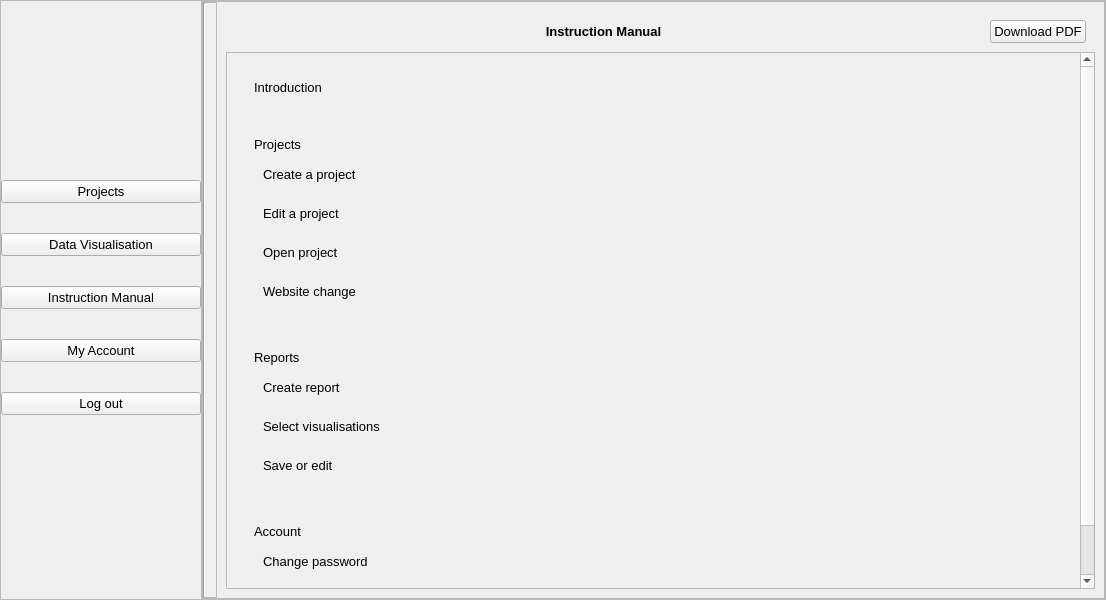
Qt form GUI/ui_files/allProjects.ui (Ericaan/studio5_webscraping_app) before a commit.
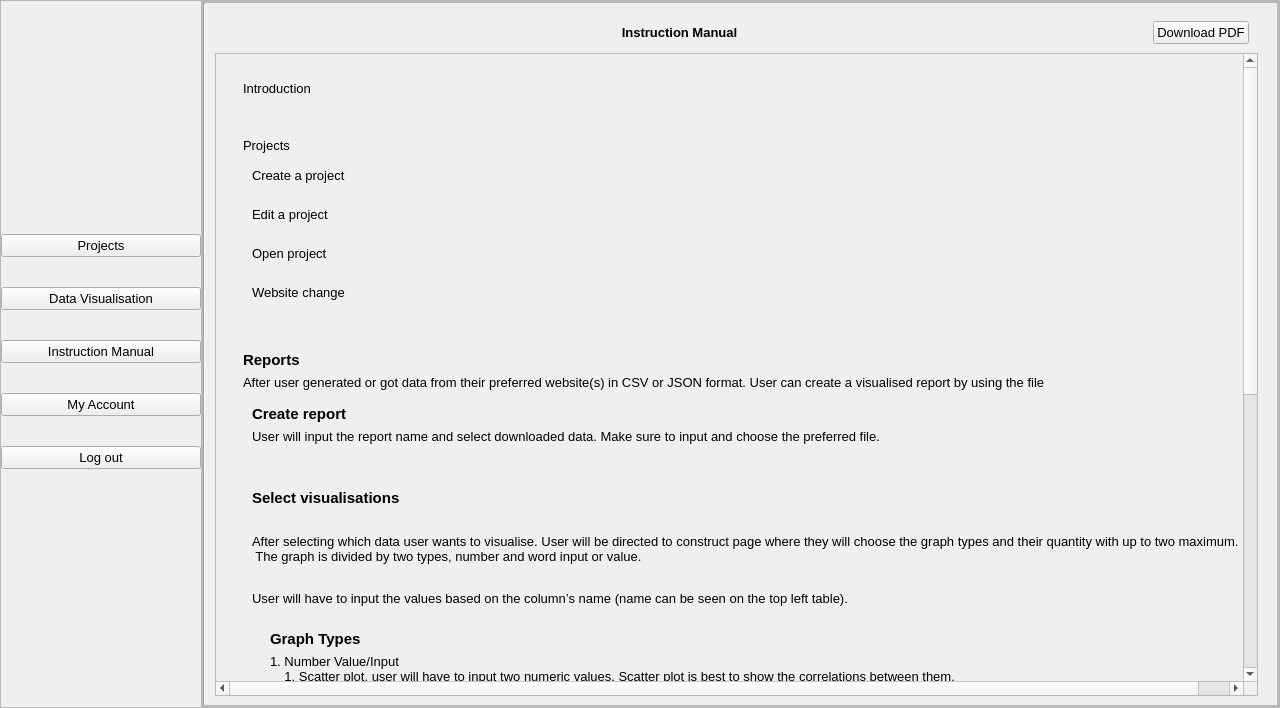
The same form after that commit. The open tabs and pages were chosen to show the change. Icons and pictures are not drawn.

What changed in the file:
```diff
--- a/GUI/ui_files/allProjects.ui
+++ b/GUI/ui_files/allProjects.ui
@@ -6,8 +6,8 @@
    <rect>
     <x>0</x>
     <y>0</y>
-    <width>1106</width>
-    <height>600</height>
+    <width>1280</width>
+    <height>708</height>
    </rect>
   </property>
   <property name="windowTitle">
@@ -227,16 +227,13 @@
                </property>
               </widget>
              </item>
-            </layout>
-           </widget>
-          </item>
           <item>
            <widget class="QStackedWidget" name="stackedWidget">
             <property name="frameShape">
              <enum>QFrame::NoFrame</enum>
             </property>
             <property name="currentIndex">
-             <number>0</number>
+                <number>4</number>
             </property>
             <widget class="QWidget" name="MainPage">
              <layout class="QVBoxLayout" name="verticalLayout_4">
@@ -598,7 +595,7 @@
                         <rect>
                          <x>0</x>
                          <y>0</y>
-                         <width>885</width>
+                            <width>1059</width>
                          <height>22</height>
                         </rect>
                        </property>
@@ -747,8 +744,8 @@
                         <rect>
                          <x>0</x>
                          <y>0</y>
-                         <width>842</width>
-                         <height>753</height>
+                            <width>1447</width>
+                            <height>5156</height>
                         </rect>
                        </property>
                        <property name="sizePolicy">
@@ -856,21 +853,59 @@
                              <layout class="QVBoxLayout" name="verticalLayout_36">
                               <item>
                                <widget class="QLabel" name="label_11">
+                                   <property name="font">
+                                    <font>
+                                     <pointsize>11</pointsize>
+                                     <weight>75</weight>
+                                     <bold>true</bold>
+                                    </font>
+                                   </property>
                                 <property name="text">
                                  <string>Reports</string>
                                 </property>
                                </widget>
                               </item>
+                                 <item>
+                                  <widget class="QLabel" name="label_18">
+                                   <property name="text">
+                                    <string>After user generated or got data from their preferred website(s) in CSV or JSON format. User can create a visualised report by using the file</string>
+                                   </property>
+                                  </widget>
+                                 </item>
                               <item>
                                <widget class="QWidget" name="widget_31" native="true">
                                 <layout class="QVBoxLayout" name="verticalLayout_37">
                                  <item>
                                   <widget class="QLabel" name="label_12">
+                                      <property name="font">
+                                       <font>
+                                        <pointsize>11</pointsize>
+                                        <weight>75</weight>
+                                        <bold>true</bold>
+                                       </font>
+                                      </property>
                                    <property name="text">
                                     <string>Create report</string>
                                    </property>
                                   </widget>
                                  </item>
+                                    <item>
+                                     <widget class="QLabel" name="label_19">
+                                      <property name="text">
+                                       <string>User will input the report name and select downloaded data. Make sure to input and choose the preferred file.</string>
+                                      </property>
+                                     </widget>
+                                    </item>
+                                    <item>
+                                     <widget class="QLabel" name="label_20">
+                                      <property name="text">
+                                       <string/>
+                                      </property>
+                                      <property name="pixmap">
+                                       <pixmap>../images/selectReport.png</pixmap>
+                                      </property>
+                                     </widget>
+                                    </item>
                                 </layout>
                                </widget>
                               </item>
@@ -879,11 +914,95 @@
                                 <layout class="QVBoxLayout" name="verticalLayout_38">
                                  <item>
                                   <widget class="QLabel" name="label_13">
+                                      <property name="font">
+                                       <font>
+                                        <pointsize>11</pointsize>
+                                        <weight>75</weight>
+                                        <bold>true</bold>
+                                       </font>
+                                      </property>
                                    <property name="text">
                                     <string>Select visualisations</string>
                                    </property>
                                   </widget>
                                  </item>
+                                    <item>
+                                     <widget class="QLabel" name="label_21">
+                                      <property name="text">
+                                       <string/>
+                                      </property>
+                                      <property name="pixmap">
+                                       <pixmap>../images/construct1.png</pixmap>
+                                      </property>
+                                     </widget>
+                                    </item>
+                                    <item>
+                                     <widget class="QLabel" name="label_22">
+                                      <property name="text">
+                                       <string>After selecting which data user wants to visualise. User will be directed to construct page where they will choose the graph types and their quantity with up to two maximum.
+ The graph is divided by two types, number and word input or value. </string>
+                                      </property>
+                                     </widget>
+                                    </item>
+                                    <item>
+                                     <widget class="QLabel" name="label_23">
+                                      <property name="text">
+                                       <string/>
+                                      </property>
+                                      <property name="pixmap">
+                                       <pixmap>../images/construct2.png</pixmap>
+                                      </property>
+                                     </widget>
+                                    </item>
+                                    <item>
+                                     <widget class="QLabel" name="label_24">
+                                      <property name="text">
+                                       <string>User will have to input the values based on the column’s name (name can be seen on the top left table).</string>
+                                      </property>
+                                     </widget>
+                                    </item>
+                                    <item>
+                                     <widget class="QWidget" name="widget_35" native="true">
+                                      <layout class="QVBoxLayout" name="verticalLayout_44">
+                                       <item>
+                                        <widget class="QWidget" name="widget_36" native="true">
+                                         <layout class="QVBoxLayout" name="verticalLayout_45">
+                                          <item>
+                                           <widget class="QLabel" name="label_25">
+                                            <property name="font">
+                                             <font>
+                                              <pointsize>11</pointsize>
+                                              <weight>75</weight>
+                                              <bold>true</bold>
+                                             </font>
+                                            </property>
+                                            <property name="text">
+                                             <string>Graph Types</string>
+                                            </property>
+                                           </widget>
+                                          </item>
+                                          <item>
+                                           <widget class="QLabel" name="label_26">
+                                            <property name="text">
+                                             <string>1. Number Value/Input 
+    1. Scatter plot, user will have to input two numeric values. Scatter plot is best to show the correlations between them.
+    2. Line chart, user has to input two numeric values
+    3. Bar chart, user can input two numeric values or one numeric and one word/string value. 
+    Line chart and bar chart can be used to show two different values or categories.
+2. Word Value/Input
+    Both Histogram and Word table only need one input/value
+    1. Histogram, can be used if user want to see the frequency of each word
+    2. Word table, will split and count how many of the same words
+</string>
+                                            </property>
+                                           </widget>
+                                          </item>
+                                         </layout>
+                                        </widget>
+                                       </item>
+                                      </layout>
+                                     </widget>
+                                    </item>
                                 </layout>
                                </widget>
                               </item>
@@ -892,11 +1011,43 @@
                                 <layout class="QVBoxLayout" name="verticalLayout_39">
                                  <item>
                                   <widget class="QLabel" name="label_14">
+                                      <property name="font">
+                                       <font>
+                                        <pointsize>11</pointsize>
+                                        <weight>75</weight>
+                                        <bold>true</bold>
+                                       </font>
+                                      </property>
                                    <property name="text">
                                     <string>Save or edit</string>
                                    </property>
                                   </widget>
                                  </item>
+                                    <item>
+                                     <widget class="QLabel" name="label_27">
+                                      <property name="text">
+                                       <string>After choosing and inputting values based on the input type, user can generate the report and will be directed to the report page where user can see their chosen graph(s). </string>
+                                      </property>
+                                     </widget>
+                                    </item>
+                                    <item>
+                                     <widget class="QLabel" name="label_28">
+                                      <property name="text">
+                                       <string/>
+                                      </property>
+                                      <property name="pixmap">
+                                       <pixmap>../images/report.png</pixmap>
+                                      </property>
+                                     </widget>
+                                    </item>
+                                    <item>
+                                     <widget class="QLabel" name="label_29">
+                                      <property name="text">
+                                       <string>The generated report will not be saved in user’s database. If user wants to keep the report, they can download it as Image (PNG or JPG). 
+They can also go back to the previous page if they want to delete or add a certain graph.</string>
+                                      </property>
+                                     </widget>
+                                    </item>
                                 </layout>
                                </widget>
                               </item>
@@ -914,21 +1065,59 @@
                              <layout class="QVBoxLayout" name="verticalLayout_41">
                               <item>
                                <widget class="QLabel" name="label_15">
+                                   <property name="font">
+                                    <font>
+                                     <pointsize>11</pointsize>
+                                     <weight>75</weight>
+                                     <bold>true</bold>
+                                    </font>
+                                   </property>
                                 <property name="text">
                                  <string>Account</string>
                                 </property>
                                </widget>
                               </item>
+                                 <item>
+                                  <widget class="QLabel" name="label_30">
+                                   <property name="text">
+                                    <string>Each user has their email address as their username and password to log in. If user does not have an account, they can sign up and log in with the new account.</string>
+                                   </property>
+                                  </widget>
+                                 </item>
+                                 <item>
+                                  <widget class="QLabel" name="label_31">
+                                   <property name="text">
+                                    <string/>
+                                   </property>
+                                   <property name="pixmap">
+                                    <pixmap>../images/myaccount.png</pixmap>
+                                   </property>
+                                  </widget>
+                                 </item>
                               <item>
                                <widget class="QWidget" name="widget_34" native="true">
                                 <layout class="QVBoxLayout" name="verticalLayout_42">
                                  <item>
                                   <widget class="QLabel" name="label_16">
+                                      <property name="font">
+                                       <font>
+                                        <pointsize>11</pointsize>
+                                        <weight>75</weight>
+                                        <bold>true</bold>
+                                       </font>
+                                      </property>
                                    <property name="text">
                                     <string>Change password</string>
                                    </property>
                                   </widget>
                                  </item>
+                                    <item>
+                                     <widget class="QLabel" name="label_32">
+                                      <property name="text">
+                                       <string>Passwords can be changed by user while the email address cannot be changed.</string>
+                                      </property>
+                                     </widget>
+                                    </item>
                                 </layout>
                                </widget>
                               </item>
@@ -937,11 +1126,25 @@
                                 <layout class="QVBoxLayout" name="verticalLayout_43">
                                  <item>
                                   <widget class="QLabel" name="label_17">
+                                      <property name="font">
+                                       <font>
+                                        <pointsize>11</pointsize>
+                                        <weight>75</weight>
+                                        <bold>true</bold>
+                                       </font>
+                                      </property>
                                    <property name="text">
                                     <string>Delete account</string>
                                    </property>
                                   </widget>
                                  </item>
+                                    <item>
+                                     <widget class="QLabel" name="label_33">
+                                      <property name="text">
+                                       <string>If user wants to delete their account, they have to be aware that all of their projects that have been created will be deleted.</string>
+                                      </property>
+                                     </widget>
+                                    </item>
                                 </layout>
                                </widget>
                               </item>
@@ -1065,7 +1268,7 @@
                        <item>
                         <widget class="QLabel" name="email_acc_lbl">
                          <property name="text">
-                          <string>Email</string>
+                             <string>Email:</string>
                          </property>
                         </widget>
                        </item>
@@ -1086,7 +1289,7 @@
                        <item>
                         <widget class="QLabel" name="pass_acc_lbl">
                          <property name="text">
-                          <string>Password</string>
+                             <string>Password:</string>
                          </property>
                         </widget>
                        </item>
@@ -1129,6 +1332,9 @@
               </item>
              </layout>
             </widget>
+              </widget>
+             </item>
+            </layout>
            </widget>
           </item>
          </layout>
```
Lines whose indentation alone changed are shown as unchanged.
